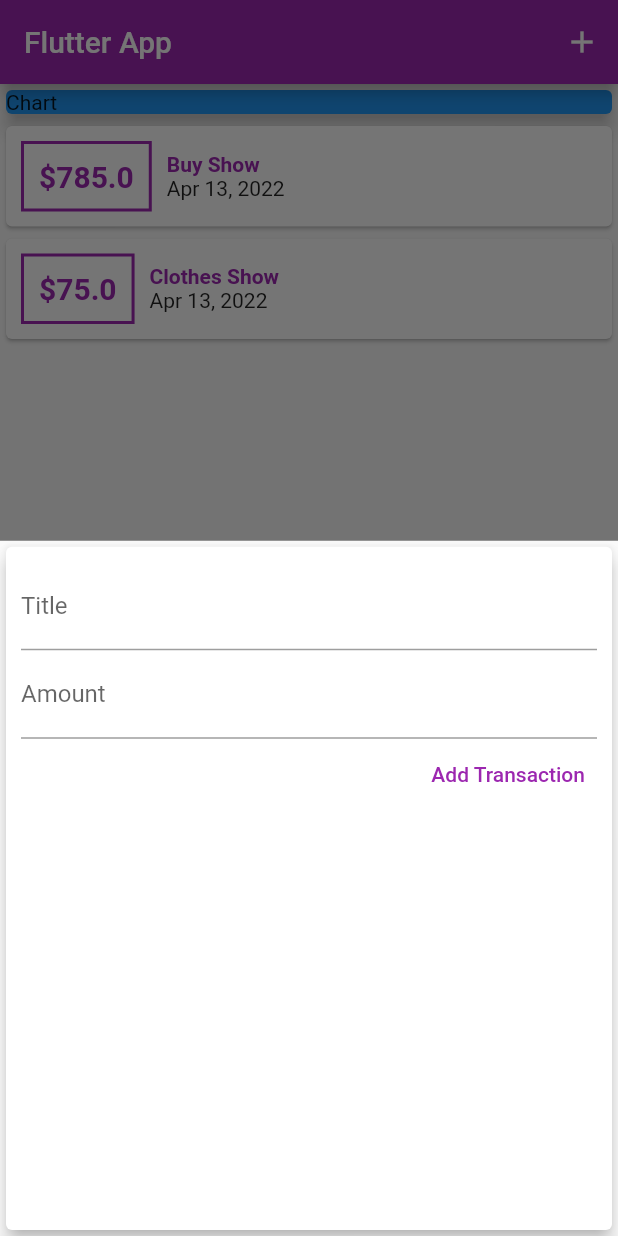
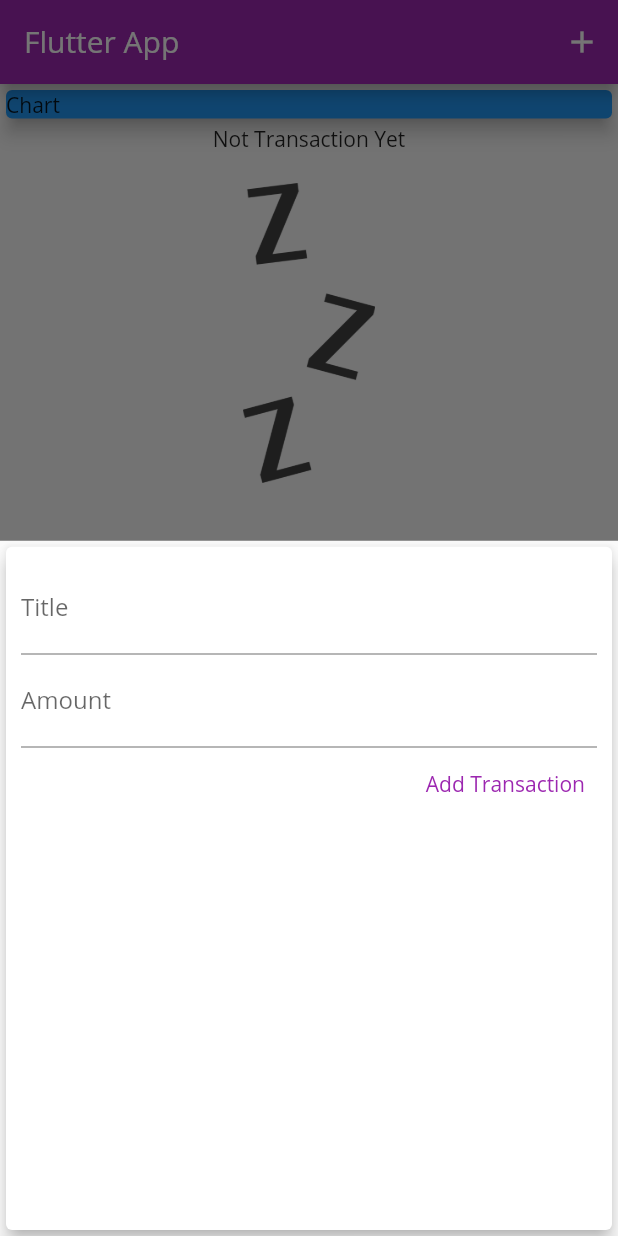
Before and after one commit to zawarfarruk/expense, a Flutter app: the screen it shows after launch, after a tap on the "add" icon, on a phone screen of 412 x 824 dp. Run offline on Flutter 3.47's test engine with Material 2 defaults, Android fonts, the phone set to English and light mode, and no system bars.

Commit message:
add images

```diff
--- a/lib/main.dart
+++ b/lib/main.dart
@@ -1,4 +1,4 @@
-// ignore_for_file: avoid_print, duplicate_ignore
+// ignore_for_file: avoid_print, duplicate_ignore, deprecated_member_use
 
 import 'package:flutter/material.dart';
 import 'package:flutter_application_2/wideget_list/new_transaction.dart';
@@ -11,7 +11,8 @@ void main(List<String> args) {
     home: const MyApp(),
     theme: ThemeData(
       primarySwatch: Colors.purple,
-      accentColor: Colors.amber
+      accentColor: Colors.amber,
+      fontFamily: "OpenSans"
     ),
     debugShowCheckedModeBanner: false,
   ));
@@ -25,18 +26,18 @@ class MyApp extends StatefulWidget {
 
 class _MyAppState extends State<MyApp> {
   final List<Transaction> _userTx = [
-    Transaction(
-      id: "t1",
-      title: "Buy Show",
-      amount: 785,
-      date: DateTime.now(),
-    ),
-    Transaction(
-      id: "t2",
-      title: "Clothes Show",
-      amount: 75.0,
-      date: DateTime.now(),
-    )
+    // Transaction(
+    //   id: "t1",
+    //   title: "Buy Show",
+    //   amount: 785,
+    //   date: DateTime.now(),
+    // ),
+    // Transaction(
+    //   id: "t2",
+    //   title: "Clothes Show",
+    //   amount: 75.0,
+    //   date: DateTime.now(),
+    // )
   ];
   void _addNewTransaction(String txTitle, double txAmount) {
     final newTx = Transaction(
--- a/lib/wideget_list/new_transaction.dart
+++ b/lib/wideget_list/new_transaction.dart
@@ -1,3 +1,5 @@
+// ignore_for_file: prefer_const_constructors_in_immutables
+
 import 'package:flutter/material.dart';
 
 class NewTransaction extends StatefulWidget {
--- a/lib/wideget_list/transaction_list.dart
+++ b/lib/wideget_list/transaction_list.dart
@@ -12,7 +12,18 @@ class TransactionList extends StatelessWidget {
   Widget build(BuildContext context) {
     return Container(
       height: 500,
-      child: ListView.builder(
+      child: transaction.isEmpty ? Column(
+        children: [
+        const Text("Not Transaction Yet"),
+        const SizedBox(
+          height: 20,
+        ),
+          Container(
+            height: 200,
+            child: Image.asset("assets/images/waiting.png",fit: BoxFit.cover,))
+        ],
+      )
+     : ListView.builder(
          itemCount: transaction.length,
         itemBuilder: (ctx, index) {
           return Card(
```
Also changed, not shown: pubspec.yaml (+14 -14 lines), assets/fonts/OpenSans-Bold.ttf (added), assets/fonts/OpenSans-Regular.ttf (added), assets/fonts/Quicksand-Bold.ttf (added), assets/fonts/Quicksand-Light.ttf (added), assets/fonts/Quicksand-Medium.ttf (added), assets/fonts/Quicksand-Regular.ttf (added), assets/images/waiting.png (added).
